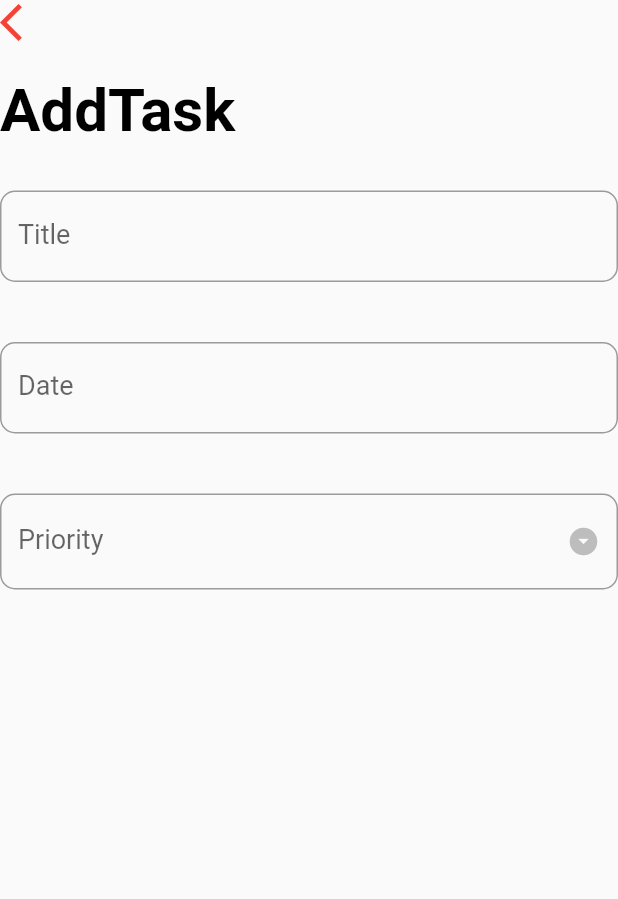
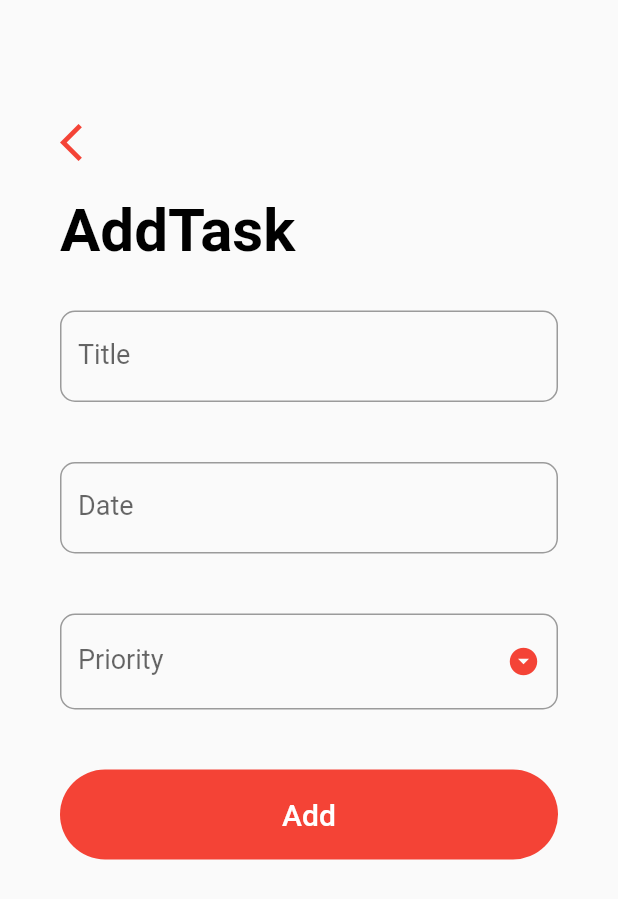
Before and after one commit to miadugas/Beast-of-Burden, a Flutter app: the AddTaskScreen screen opened directly, on a phone screen of 412 x 824 dp. Shown: the top 899 px of the screen. Run offline on Flutter 3.47's test engine with Material 2 defaults, Android fonts, the phone set to English and light mode, and no system bars.

Commit message:
task screen

```diff
--- a/lib/screens/add_task_screen.dart
+++ b/lib/screens/add_task_screen.dart
@@ -21,7 +21,8 @@ class _AddTaskScreenState extends State<AddTaskScreen> {
         context: context,
         initialDate: _date,
         firstDate: DateTime(2000),
-        lastDate: DateTime(2100));
+        lastDate: DateTime(2100),
+        );
     if (date != null && date != _date) {
       setState(() {
         _date = date;
@@ -30,10 +31,21 @@ class _AddTaskScreenState extends State<AddTaskScreen> {
     }
   }
 
+  _submit() {
+    if (_formkey.currentState.validate()) {
+
+    }
+  }
+
   @override
   Widget build(BuildContext context) {
     return Scaffold(
-      body: Column(
+      body: GestureDetector(
+          onTap: () => FocusScope.of(context).unfocus(),
+              child: SingleChildScrollView(
+                child: Container(
+            padding: EdgeInsets.symmetric(horizontal: 40.0, vertical: 80.0),
+            child: Column(
               crossAxisAlignment: CrossAxisAlignment.start,
               children: <Widget>[
                 GestureDetector(
@@ -55,7 +67,7 @@ class _AddTaskScreenState extends State<AddTaskScreen> {
                 ),
                 SizedBox(height: 10.0),
                 Form(
-            key: _formKey,
+                  key: _formkey,
                   child: Column(
                     children: <Widget>[
                       Padding(
@@ -79,6 +91,7 @@ class _AddTaskScreenState extends State<AddTaskScreen> {
                       Padding(
                         padding: EdgeInsets.symmetric(vertical: 20.0),
                         child: TextFormField(
+                          readOnly: true,
                           controller: _dateController,
                           style: TextStyle(fontSize: 18.0),
                           onTap: _handleDatePicker,
@@ -96,6 +109,19 @@ class _AddTaskScreenState extends State<AddTaskScreen> {
                         child: DropdownButtonFormField(
                           icon: Icon(Icons.arrow_drop_down_circle),
                           iconSize: 22.0,
+                          iconEnabledColor: Theme.of(context).primaryColor,
+                          items: _priorities.map((String priority) {
+                            return DropdownMenuItem(
+                                value: priority,
+                                child: Text(
+                                  priority,
+                                  style: TextStyle(
+                                    color: Colors.black,
+                                    fontSize: 18.0,
+                                ),
+                              ),
+                            );
+                          }).toList(),
                           style: TextStyle(fontSize: 18.0),
                           decoration: InputDecoration(
                             labelText: 'Priority',
@@ -104,10 +130,35 @@ class _AddTaskScreenState extends State<AddTaskScreen> {
                               borderRadius: BorderRadius.circular(10.0),
                             ),
                           ),
-                    validator: (input) => input.trim().isEmpty
+                          validator: (input) => _priority == null
                               ? 'Please select a priority level'
                               : null,
-                    onSaved: (input) => _priority = input,
+                          onChanged: (value) {
+                            setState(() {
+                              _priority = value;
+                            });
+                          },
+                          value: _priority,
+                        ),
+                      ),
+                      Container(
+                        margin: EdgeInsets.symmetric(vertical: 20.0),
+                        height: 60.0,
+                        width: double.infinity,
+                        decoration: BoxDecoration(
+                          color: Theme.of(context).primaryColor,
+                          borderRadius: BorderRadius.circular(30.0),
+                          ),
+                          child: FlatButton(
+                            child: Text(
+                              'Add',
+                              style: TextStyle(
+                                  color: Colors.white,
+                                  fontSize: 20.0,
+                              ),
+                            ),
+                            onPressed: _submit,
+
                             ),
                       ),
                     ],
@@ -115,6 +166,9 @@ class _AddTaskScreenState extends State<AddTaskScreen> {
                 ),
               ],
             ),
+          ),
+        ),
+      ),
     );
   }
 }
```
Lines whose indentation alone changed are shown as unchanged.
